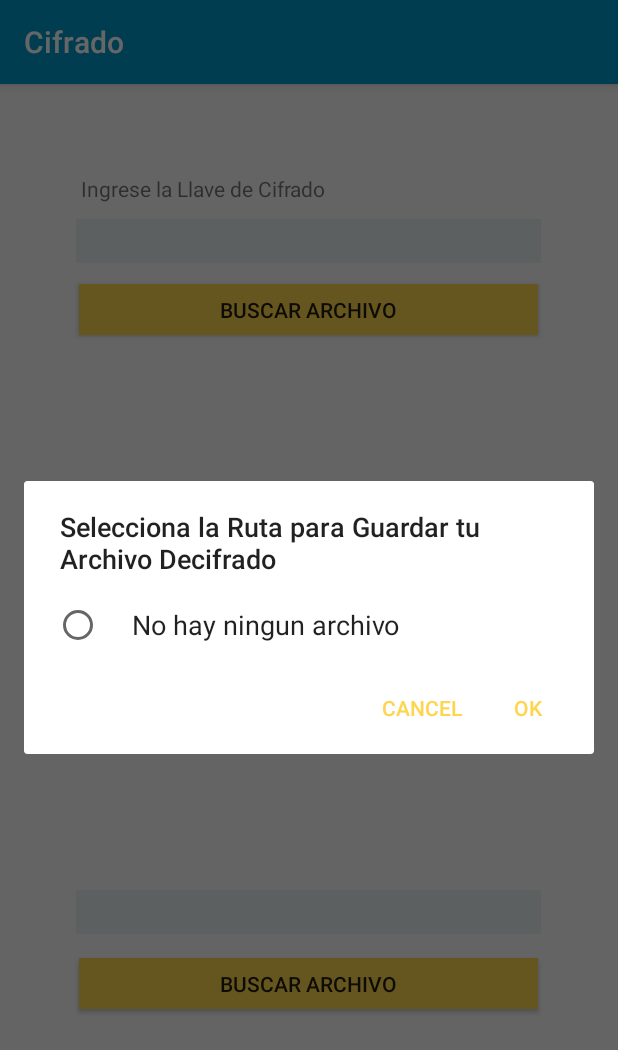
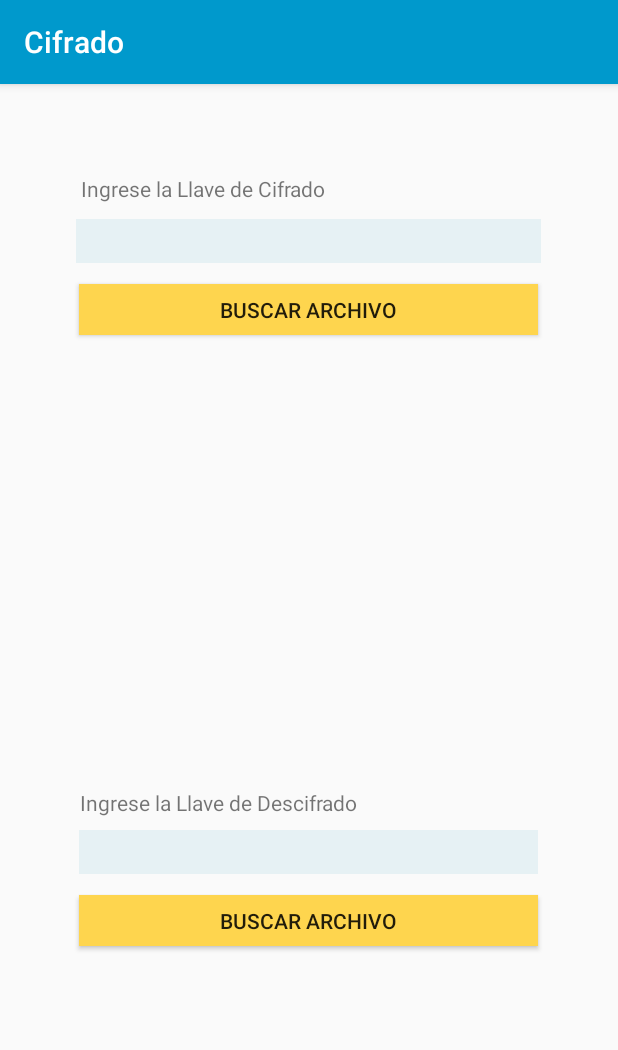
Before and after one commit to JoshHC/LAB03-ED2, an Android app: the fragment ProcesoSDES shown on its own in the app's theme, after a tap on "BUSCAR ARCHIVO", on a phone screen of 412 x 824 dp. Shown: the top 1050 px of the screen. Run offline under Robolectric (Android 15) with nearby library versions, the phone set to English and light mode, and no system bars.

Commit message:
Validaciones de la Interfaz y Manejo de rutas y Datos

```diff
--- a/CifradoC/app/src/main/java/com/example/josue/cifrado/ProcesoSDES.java
+++ b/CifradoC/app/src/main/java/com/example/josue/cifrado/ProcesoSDES.java
@@ -3,20 +3,27 @@ package com.example.josue.cifrado;
 import android.app.AlertDialog;
 import android.content.DialogInterface;
 import android.os.Bundle;
+import android.os.Environment;
 import android.support.v4.app.Fragment;
 import android.view.LayoutInflater;
 import android.view.View;
 import android.view.ViewGroup;
+import android.widget.AdapterView;
 import android.widget.Button;
+import android.widget.ListView;
 import android.widget.TextView;
 import android.widget.Toast;
 
+import java.io.BufferedReader;
 import java.io.File;
+import java.io.FileReader;
+import java.io.IOException;
+import java.util.ArrayList;
+import java.util.Collections;
 import java.util.List;
 
 
-public class ProcesoSDES extends Fragment implements View.OnClickListener {
-
+public class ProcesoSDES extends Fragment implements View.OnClickListener{
 
     TextView KeyCifrado;
     TextView KeyDescifrado;
@@ -36,6 +43,7 @@ public class ProcesoSDES extends Fragment implements View.OnClickListener {
         KeyCifrado = (TextView) view.findViewById(R.id.txtKey);
         KeyDescifrado = (TextView) view.findViewById(R.id.txtKeyDescifrado);
         BotonDecifrar = (Button) view.findViewById(R.id.btnDescifrarSDES);
+        BotonCifrar = (Button) view.findViewById(R.id.btnCifrarSDES);
         BotonCifrar.setOnClickListener(this);
         BotonDecifrar.setOnClickListener(this);
 
@@ -45,24 +53,32 @@ public class ProcesoSDES extends Fragment implements View.OnClickListener {
     @Override
     public void onClick(View view) {
 
+        SDES Proceso = new SDES();
+
+        switch (view.getId()) {
+            case R.id.btnCifrarSDES:
+
                 String Auxiliar = KeyCifrado.getText().toString();
-        if(Auxiliar.equals("") == false) {
+                if (Auxiliar.equals("") == false) {
                     Key = Auxiliar;
-        }else
-        {
-            Toast.makeText(getActivity(), "Debe de Ingresar una Llave para Poder Continuar",Toast.LENGTH_SHORT).show();
+                    getActivity().getSupportFragmentManager().beginTransaction().replace(R.id.contenedor, new SDES()).commit();
+                } else if (Auxiliar.equals("") == true) {
+                    Toast.makeText(getActivity(), "Debe de Ingresar una Llave para Poder Continuar", Toast.LENGTH_SHORT).show();
+                } else if (Auxiliar.length() < 10) {
+                    Toast.makeText(getActivity(), "La Clave de Cifrado debe tener al menos 10 Bits", Toast.LENGTH_SHORT).show();
                 }
 
-        switch (view.getId())
-        {
-            case R.id.btnCifrarSDES:
 
                 break;
 
             case R.id.btnDescifrarSDES:
 
+                String Auxiliarc = KeyDescifrado.getText().toString();
+                if (Auxiliarc.equals("") == false) {
+                    Key = Auxiliarc;
+
                     //Aqui va todo el codigo para decifrar
-                final  CifradoZigZag ExtraerDatos = new CifradoZigZag();
+                    final CifradoZigZag ExtraerDatos = new CifradoZigZag();
 
                     //Esto es para Que seleccione la Ruta donde desea guardar el archivo decifrado
                     //Se Extraen los datos Leidos de la Estructura para fijarlos en la Actividad
@@ -70,9 +86,8 @@ public class ProcesoSDES extends Fragment implements View.OnClickListener {
 
                     final String[] ListaNombres = new String[Lista.size()];
                     int contador = 0;
-                for(String i: Lista)
-                {
-                    ListaNombres[contador]= i;
+                    for (String i : Lista) {
+                        ListaNombres[contador] = i;
                         contador++;
                     }
 
@@ -88,11 +103,9 @@ public class ProcesoSDES extends Fragment implements View.OnClickListener {
                     });
 
                     builder.setItems(ListaNombres,
-                        new DialogInterface.OnClickListener()
-                        {
-                            public void onClick(DialogInterface dialog, int item)
-                            {
-                                Toast.makeText(getActivity(),"Has Elegido Guardar tu Archivo Decifrado en: " + ListaNombres[item], Toast.LENGTH_SHORT).show();
+                            new DialogInterface.OnClickListener() {
+                                public void onClick(DialogInterface dialog, int item) {
+                                    Toast.makeText(getActivity(), "Has Elegido Guardar tu Archivo Decifrado en: " + ListaNombres[item], Toast.LENGTH_SHORT).show();
                                     //Se envian los datos a los Fragments
                                     ExtraerDatos.RecibirRuta(ListaNombres[item]);
                                     Ruta = ListaNombres[item];
@@ -110,7 +123,7 @@ public class ProcesoSDES extends Fragment implements View.OnClickListener {
                             File ArchivoCifrado = new File(RutaArchivoCifrado);
                             String TextoCifrado = Envio.LeerArchivo(ArchivoCifrado);
 
-                        Toast.makeText(getActivity(),"Se ha Decifrado el Archivo Correctamente", Toast.LENGTH_SHORT).show();
+                            Toast.makeText(getActivity(), "Se ha Decifrado el Archivo Correctamente", Toast.LENGTH_SHORT).show();
 
                         }
                     });
@@ -122,9 +135,15 @@ public class ProcesoSDES extends Fragment implements View.OnClickListener {
                     dialog.show();
 
                     break;
+                } else if (Auxiliarc.equals("") == true) {
+                    Toast.makeText(getActivity(), "Debe de Ingresar una Llave para Poder Continuar", Toast.LENGTH_SHORT).show();
+                } else if (Auxiliarc.length() < 10) {
+                    Toast.makeText(getActivity(), "La Clave de Descifrado debe tener al menos 10 Bits", Toast.LENGTH_SHORT).show();
                 }
 
         }
+    }
+
 
 
 }
--- a/CifradoC/app/src/main/res/layout/fragment_sde.xml
+++ b/CifradoC/app/src/main/res/layout/fragment_sde.xml
@@ -43,7 +43,7 @@
             android:layout_height="34dp"
             android:layout_alignParentBottom="true"
             android:layout_centerHorizontal="true"
-            android:layout_marginBottom="151dp"
+            android:layout_marginBottom="193dp"
             android:background="@color/colorAccent"
             android:text="@string/buscar_archivo"
             app:layout_constraintBottom_toBottomOf="parent"
@@ -69,16 +69,18 @@
 
         <TextView
             android:id="@+id/lblKeyDescifrado"
+            android:layout_width="305dp"
+            android:layout_height="wrap_content"
+            android:layout_alignParentBottom="true"
+            android:layout_centerHorizontal="true"
+            android:layout_marginBottom="279dp"
+            android:text="@string/ingrese_la_llave_de_descifrado"
             app:layout_constraintBottom_toBottomOf="parent"
             app:layout_constraintEnd_toEndOf="parent"
             app:layout_constraintHorizontal_bias="0.506"
             app:layout_constraintStart_toStartOf="parent"
             app:layout_constraintTop_toTopOf="parent"
-            app:layout_constraintVertical_bias="0.158"
-            android:layout_width="305dp"
-            android:layout_height="wrap_content"
-            android:layout_centerInParent="true"
-            android:text="@string/ingrese_la_llave_de_descifrado" />
+            app:layout_constraintVertical_bias="0.158" />
 
         <EditText
             android:id="@+id/txtKey"
@@ -93,11 +95,11 @@
 
         <EditText
             android:id="@+id/txtKeyDescifrado"
-            android:layout_width="310dp"
+            android:layout_width="306dp"
             android:layout_height="29dp"
             android:layout_alignParentBottom="true"
             android:layout_centerHorizontal="true"
-            android:layout_marginBottom="201dp"
+            android:layout_marginBottom="241dp"
             android:background="#140689b4"
             android:ems="10"
             android:inputType="numberSigned" />
--- a/CifradoC/app/src/main/res/layout/fragment_cifrado_cesar.xml
+++ b/CifradoC/app/src/main/res/layout/fragment_sdes.xml
@@ -3,7 +3,7 @@
     xmlns:tools="http://schemas.android.com/tools"
     android:layout_width="match_parent"
     android:layout_height="match_parent"
-    tools:context=".CifradoCesar">
+    tools:context=".SDES">
 
     <!-- TODO: Update blank fragment layout -->
 
@@ -14,7 +14,7 @@
         android:orientation="vertical">
 
         <TextView
-            android:id="@+id/RutaCesar"
+            android:id="@+id/RutaSDES"
             android:layout_width="match_parent"
             android:layout_height="18dp"
             android:background="#070689b4"
@@ -23,7 +23,7 @@
             android:textStyle="bold" />
 
         <ListView
-            android:id="@+id/ListaCesar"
+            android:id="@+id/ListaSDES"
             android:layout_width="match_parent"
             android:layout_height="match_parent" />
     </LinearLayout>
--- a/CifradoC/app/src/main/res/values/strings.xml
+++ b/CifradoC/app/src/main/res/values/strings.xml
@@ -12,6 +12,5 @@
     <string name="ingrese_la_llave">Ingrese la Llave</string>
     <string name="ingrese_la_llave_de_cifrado">Ingrese la Llave de Cifrado</string>
     <string name="buscar_archivo">Buscar Archivo</string>
-    <string name="buscar_archivo">Buscar Archivo</string>
     <string name="ingrese_la_llave_de_descifrado">Ingrese la Llave de Descifrado</string>
 </resources>
```
Also changed, not shown: CifradoC/app/src/main/java/com/example/josue/cifrado/SDES.java (renamed from CifradoC/app/src/main/java/com/example/josue/cifrado/CifradoCesar.java, +5 -7 lines). Lines whose indentation alone changed are shown as unchanged.
